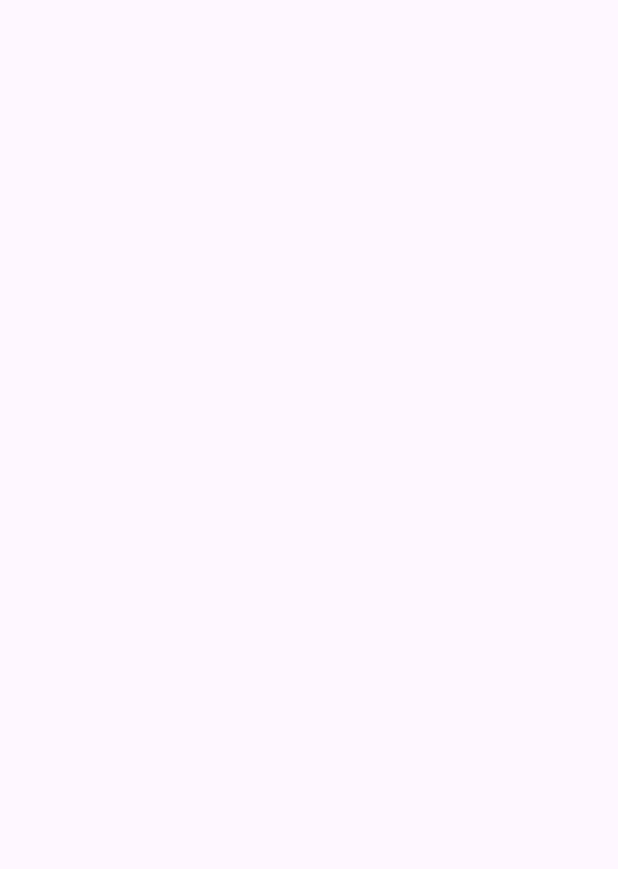
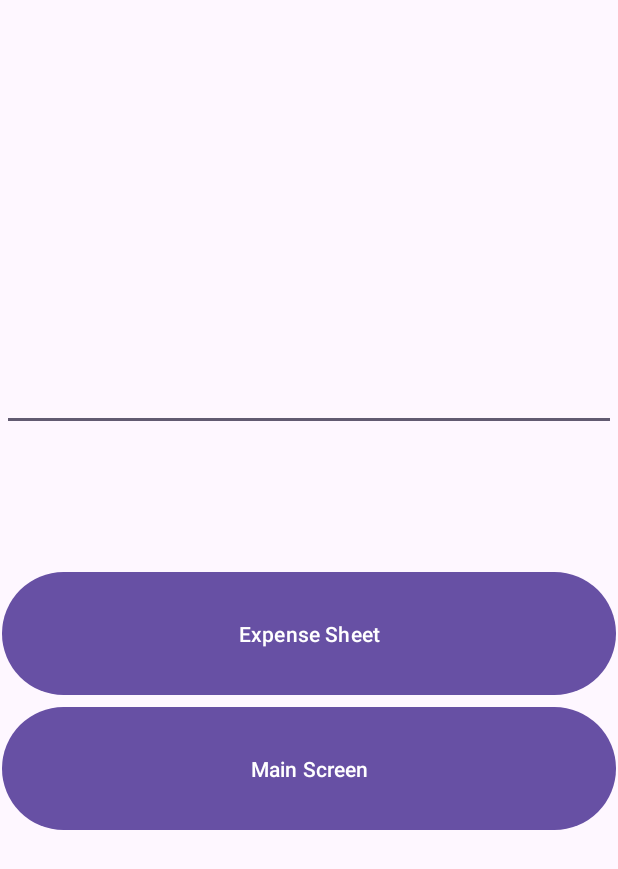
Before and after one commit to ST10441309/ExpenseTracker, an Android app: the MainActivity2 screen opened directly, with no data from a screen before it, on a phone screen of 412 x 824 dp. Before the commit the part shown is empty. Shown: the top 869 px of the screen. Run offline under Robolectric (Android 15) with nearby library versions, the phone set to English and light mode, and no system bars.

Commit message:
screens linking

```diff
--- a/app/src/main/java/com/st10441309/expensetracker/MainActivity2.kt
+++ b/app/src/main/java/com/st10441309/expensetracker/MainActivity2.kt
@@ -1,14 +1,32 @@
 package com.st10441309.expensetracker
 
+import android.content.Intent
 import androidx.appcompat.app.AppCompatActivity
 import android.os.Bundle
+import android.widget.TextView
 import android.widget.Button
-import android.widget.TextView
-import android.content.Intent
+
 class MainActivity2 : AppCompatActivity() {
+    private var tvIncomeDescription: TextView? = null
+    private var tvIncomeTotal: TextView? = null
 
     override fun onCreate(savedInstanceState: Bundle?) {
         super.onCreate(savedInstanceState)
         setContentView(R.layout.activity_main2)
+
+        tvIncomeDescription = findViewById(R.id.tvIncomeDescription)
+        tvIncomeTotal = findViewById(R.id.tvIncomeTotal)
+
+        val btnExpenseSheet = findViewById<Button>(R.id.btnExpense2)
+        btnExpenseSheet.setOnClickListener {
+            val intent = Intent(this, MainActivity3::class.java)
+            startActivity(intent)
+        }
+
+        val btnMainScreen = findViewById<Button>(R.id.btnMain)
+        btnMainScreen.setOnClickListener{
+            val intent = Intent(this, MainActivity::class.java)
+            startActivity(intent)
+        }
     }
 }
--- a/app/src/main/res/layout/activity_main2.xml
+++ b/app/src/main/res/layout/activity_main2.xml
@@ -1,6 +1,51 @@
 <?xml version="1.0" encoding="utf-8"?>
 <androidx.constraintlayout.widget.ConstraintLayout xmlns:android="http://schemas.android.com/apk/res/android"
+    xmlns:app="http://schemas.android.com/apk/res-auto"
+    xmlns:tools="http://schemas.android.com/tools"
+    android:id="@+id/linearLayout"
     android:layout_width="match_parent"
-    android:layout_height="match_parent">
+    android:layout_height="match_parent" >
 
+    <LinearLayout
+        android:layout_width="409dp"
+        android:layout_height="729dp"
+        android:layout_marginStart="1dp"
+        android:layout_marginTop="1dp"
+        android:layout_marginEnd="1dp"
+        android:layout_marginBottom="1dp"
+        android:orientation="vertical"
+        app:layout_constraintBottom_toBottomOf="parent"
+        app:layout_constraintEnd_toEndOf="parent"
+        app:layout_constraintStart_toStartOf="parent"
+        app:layout_constraintTop_toTopOf="parent">
+
+        <TextView
+            android:id="@+id/tvIncomeDescription"
+            android:layout_width="match_parent"
+            android:layout_height="150dp" />
+
+        <EditText
+            android:id="@+id/etIncomeSource"
+            android:layout_width="match_parent"
+            android:layout_height="90dp"
+            android:ems="10"
+            android:inputType="number" />
+
+        <TextView
+            android:id="@+id/tvIncomeTotal"
+            android:layout_width="match_parent"
+            android:layout_height="90dp" />
+
+        <Button
+            android:id="@+id/btnExpense2"
+            android:layout_width="match_parent"
+            android:layout_height="90dp"
+            android:text="@string/expense_sheet" />
+
+        <Button
+            android:id="@+id/btnMain"
+            android:layout_width="match_parent"
+            android:layout_height="90dp"
+            android:text="Main Screen" />
+    </LinearLayout>
 </androidx.constraintlayout.widget.ConstraintLayout>
```
Also changed, not shown: app/src/main/java/com/st10441309/expensetracker/MainActivity3.kt (+17 -0 lines), app/src/main/res/layout/activity_main3.xml (+32 -3 lines).
